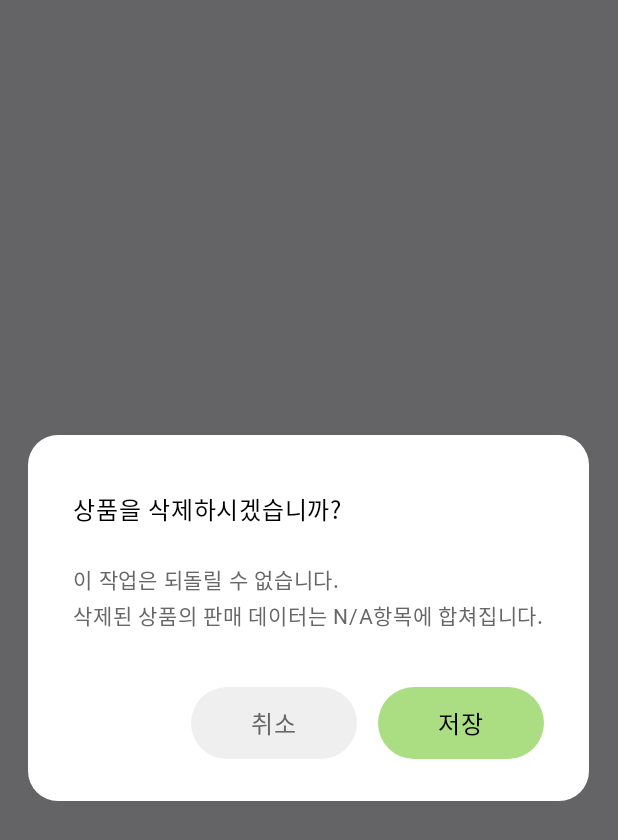
After one commit to yeeun-yun97/Ezkio, an Android app built with Jetpack Compose: the composable ProductDeleteConfirmDialog called with empty values, on a phone screen of 412 x 824 dp. The commit adds this screen. Shown: the top 840 px of the screen. Run offline under Robolectric (Android 15) with nearby library versions, the phone set to English and light mode, and no system bars; Roboto replaces fonts that are not available here.

Commit message:
FEATURE) 관리 페이지 상품 삭제하기

```diff
--- a/app/src/main/java/com/anse/easyQrPay/activity/MainActivityViewModel.kt
+++ b/app/src/main/java/com/anse/easyQrPay/activity/MainActivityViewModel.kt
@@ -53,5 +53,11 @@ class MainActivityViewModel @Inject constructor(
         repository.upsertProduct(it)
     }
 
+    fun deleteProduct(
+        productCode: String,
+    ) = viewModelScope.launch(Dispatchers.IO) {
+        repository.deleteProduct(productCode)
+    }
+
 
 }
--- /dev/null
+++ b/app/src/main/java/com/anse/easyQrPay/ui/pages/managePage/dialog/ProductDeleteConfirmDialog.kt
@@ -0,0 +1,100 @@
+package com.anse.easyQrPay.ui.pages.managePage.dialog
+
+import androidx.compose.foundation.layout.Column
+import androidx.compose.foundation.layout.Row
+import androidx.compose.foundation.layout.Spacer
+import androidx.compose.foundation.layout.height
+import androidx.compose.foundation.layout.padding
+import androidx.compose.foundation.layout.width
+import androidx.compose.foundation.shape.RoundedCornerShape
+import androidx.compose.material3.Surface
+import androidx.compose.material3.Text
+import androidx.compose.runtime.Composable
+import androidx.compose.ui.Alignment
+import androidx.compose.ui.Modifier
+import androidx.compose.ui.graphics.Color
+import androidx.compose.ui.res.stringResource
+import androidx.compose.ui.text.font.FontWeight
+import androidx.compose.ui.tooling.preview.Preview
+import androidx.compose.ui.unit.dp
+import androidx.compose.ui.unit.sp
+import androidx.compose.ui.window.Dialog
+import androidx.compose.ui.window.DialogProperties
+import com.anse.easyQrPay.R
+import com.anse.easyQrPay.ui.component.button.CircleCancelTextButton
+import com.anse.easyQrPay.ui.component.button.CircleSaveTextButton
+import com.anse.easyQrPay.ui.theme.DarkGray
+import com.anse.easyQrPay.ui.theme.EasyQrPayTheme
+
+@Composable
+@Preview
+private fun ProductDeleteConfirmDialogPreview() {
+    EasyQrPayTheme {
+        ProductDeleteConfirmDialog(
+            onDismissRequest = {},
+            productCode = "123456",
+            onDelete = {},
+        )
+    }
+}
+
+@Composable
+fun ProductDeleteConfirmDialog(
+    onDismissRequest: () -> Unit,
+    productCode: String,
+    onDelete: (String) -> Unit,
+) {
+
+    Dialog(
+        onDismissRequest = onDismissRequest,
+        properties = DialogProperties(
+            usePlatformDefaultWidth = false
+        )
+    ) {
+        Surface(
+            color = Color.White,
+            shape = RoundedCornerShape(20.dp)
+        ) {
+            Column(
+                Modifier
+                    .padding(top = 37.dp, start = 30.dp, end = 30.dp, bottom = 28.dp)
+            ) {
+                Text(
+                    stringResource(
+                        R.string.manage_page_product_delete_confirm_dialog_title
+                    ),
+                    fontSize = 16.sp,
+                    fontWeight = FontWeight.Bold,
+                    color = Color.Black
+                )
+                Spacer(Modifier.height(23.dp))
+                Text(
+                    stringResource(
+                        R.string.manage_page_product_delete_confirm_dialog_message
+                    ),
+                    fontSize = 14.sp,
+                    fontWeight = FontWeight.Normal,
+                    color = DarkGray
+                )
+                Spacer(Modifier.height(35.dp))
+                Row(
+                    Modifier.align(Alignment.End),
+                    verticalAlignment = Alignment.CenterVertically
+                ) {
+                    CircleCancelTextButton(
+                        modifier = Modifier.weight(1f, false),
+                        onClick = { if (it) onDismissRequest() }
+                    )
+                    Spacer(Modifier.width(14.dp))
+                    CircleSaveTextButton(
+                        modifier = Modifier.weight(1f, false),
+                        onClick = {
+                            if (it) onDelete(productCode)
+                        }
+                    )
+                }
+            }
+        }
+    }
+
+}
--- a/app/src/main/res/values/strings.xml
+++ b/app/src/main/res/values/strings.xml
@@ -61,6 +61,9 @@
     <string name="manage_page_product_edit_dialog_product_name_empty_toast">상품 이름을 설정해주세요.</string>
     <string name="manage_page_product_edit_dialog_product_image_empty_toast">상품 이미지를 설정해주세요.</string>
 
+    <!--상품 삭제하기 다이얼로그-->
+    <string name="manage_page_product_delete_confirm_dialog_title">상품을 삭제하시겠습니까?</string>
+    <string name="manage_page_product_delete_confirm_dialog_message">이 작업은 되돌릴 수 없습니다.\n삭제된 상품의 판매 데이터는 N/A항목에 합쳐집니다.</string>
 
 
 </resources>
--- a/core/data/src/main/java/kr/yeeun0411/data/ProductRepository.kt
+++ b/core/data/src/main/java/kr/yeeun0411/data/ProductRepository.kt
@@ -44,5 +44,10 @@ class ProductRepository @Inject constructor(
 
     }
 
+    fun deleteProduct(productCode: String) {
+        productDao.deleteProductByProductCode(productCode)
+        productDao.updateSaleProductDeletedProductCode(productCode)
+    }
+
 
 }
--- a/core/database/src/main/java/kr/yeeun0411/database/dao/ProductDao.kt
+++ b/core/database/src/main/java/kr/yeeun0411/database/dao/ProductDao.kt
@@ -16,4 +16,10 @@ interface ProductDao {
     @Upsert
     fun upsertProduct(productValue: ProductEntity)
 
+    @Query("DELETE FROM Products WHERE product_code = :productCode")
+    fun deleteProductByProductCode(productCode: String)
+
+    @Query("UPDATE sales_products SET product_code = NULL WHERE product_code = :productCode")
+    fun updateSaleProductDeletedProductCode(productCode: String)
+
 }
--- a/core/database/src/main/java/kr/yeeun0411/database/model/SaleProductEntity.kt
+++ b/core/database/src/main/java/kr/yeeun0411/database/model/SaleProductEntity.kt
@@ -13,7 +13,7 @@ data class SaleProductEntity(
     @ColumnInfo(name = "sale_code")
     val saleCode: String,
     @ColumnInfo(name = "product_code")
-    val productCode: String,
+    val productCode: String?,
     @ColumnInfo(name = "amount")
     val amount: Int,
     @ColumnInfo(name = "price")
```
Also changed, not shown: app/src/main/java/com/anse/easyQrPay/ui/pages/managePage/ManagePage.kt (+15 -0 lines).
